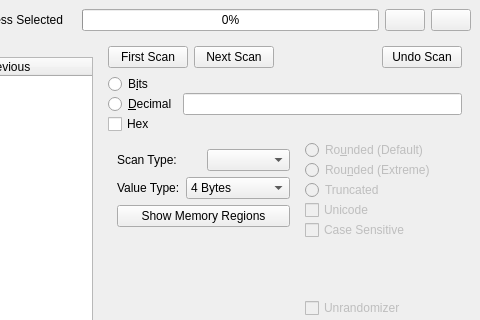
korcankaraokcu/PINCE, file GUI/MainWindow.ui: the form before one commit; both pictures show x 288 to 768 and y 0 to 320 of the 768 by 659 pixel window.
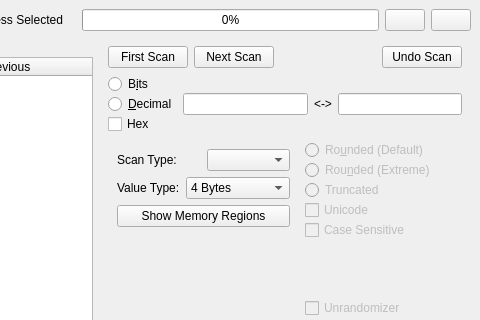
The form after the commit.

Commit message: New features and bugfixes for scanmem integration PINCE now supports between search Fixed a bug where less/more than search was unusable Refactored scan_type

What changed in the file:
```diff
--- a/GUI/MainWindow.ui
+++ b/GUI/MainWindow.ui
@@ -308,6 +308,16 @@
            <item>
             <widget class="QLineEdit" name="lineEdit_Scan"/>
            </item>
+           <item>
+            <widget class="QLabel" name="label_Between">
+             <property name="text">
+              <string>&lt;-&gt;</string>
+             </property>
+            </widget>
+           </item>
+           <item>
+            <widget class="QLineEdit" name="lineEdit_Scan2"/>
+           </item>
           </layout>
          </item>
          <item>
```
Left out of the diff: 2 changed lines with no effect on the pictures. The commit also changes 3 other files.
